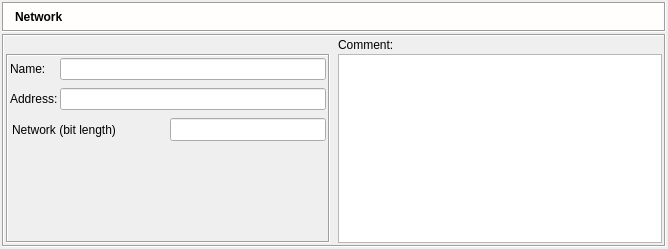
Before: the Qt Designer form src/gui/networkdialogipv6_q.ui in fwbuilder/fwbuilder, drawn with Qt 5.
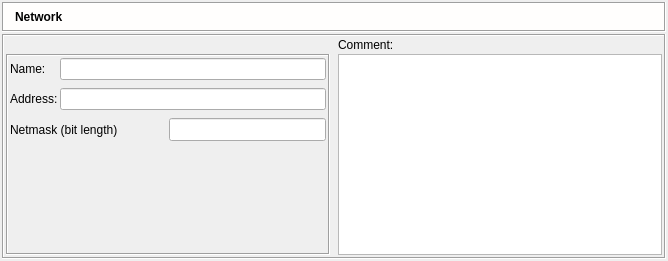
After: the same form once the commit is applied. Icons and pictures are not drawn.

Commit message:
* NetworkDialog.cpp (NetworkDialog::addressEntered): Network and 	NetworkIPv6 object dialogs accept CIDR notation in the "address" 	input field. Netmask input field is filled automatically using 	"/NN" entered as part of the address when user hits Return or Tab 	or switches to another input element using mouse click.
	* ProjectPanel_file_ops.cpp (ProjectPanel::saveIfModified): fixed
	GUI crash that happened when user made modifications in the
	default object tree but did not save the changes and then tried to
	exit the program.

What changed in the file:
```diff
--- a/src/gui/networkdialogipv6_q.ui
+++ b/src/gui/networkdialogipv6_q.ui
@@ -9,7 +9,7 @@
     <x>0</x>
     <y>0</y>
     <width>668</width>
-    <height>249</height>
+    <height>261</height>
    </rect>
   </property>
   <property name="sizePolicy" >
@@ -25,19 +25,7 @@
    <property name="leftMargin" >
     <number>2</number>
    </property>
-   <property name="topMargin" >
-    <number>2</number>
-   </property>
-   <property name="rightMargin" >
-    <number>2</number>
-   </property>
-   <property name="bottomMargin" >
-    <number>2</number>
-   </property>
-   <property name="horizontalSpacing" >
-    <number>2</number>
-   </property>
-   <property name="verticalSpacing" >
+   <property name="spacing" >
     <number>2</number>
    </property>
    <item row="0" column="0" >
@@ -45,18 +33,6 @@
      <property name="spacing" >
       <number>2</number>
      </property>
-     <property name="leftMargin" >
-      <number>0</number>
-     </property>
-     <property name="topMargin" >
-      <number>0</number>
-     </property>
-     <property name="rightMargin" >
-      <number>0</number>
-     </property>
-     <property name="bottomMargin" >
-      <number>0</number>
-     </property>
      <item>
       <widget class="QFrame" name="frame3" >
        <property name="sizePolicy" >
@@ -351,6 +327,9 @@
               <enum>QFrame::Raised</enum>
              </property>
              <layout class="QGridLayout" >
+              <property name="leftMargin" >
+               <number>0</number>
+              </property>
               <property name="topMargin" >
                <number>0</number>
               </property>
@@ -360,7 +339,7 @@
               <item row="0" column="0" >
                <widget class="QLabel" name="textLabel2_2_2" >
                 <property name="text" >
-                 <string>Network (bit length)</string>
+                 <string>Netmask (bit length)</string>
                 </property>
                 <property name="wordWrap" >
                  <bool>false</bool>
```
Left out of the diff: 71 changed lines with no effect on the pictures. The commit also changes 7 other files.
